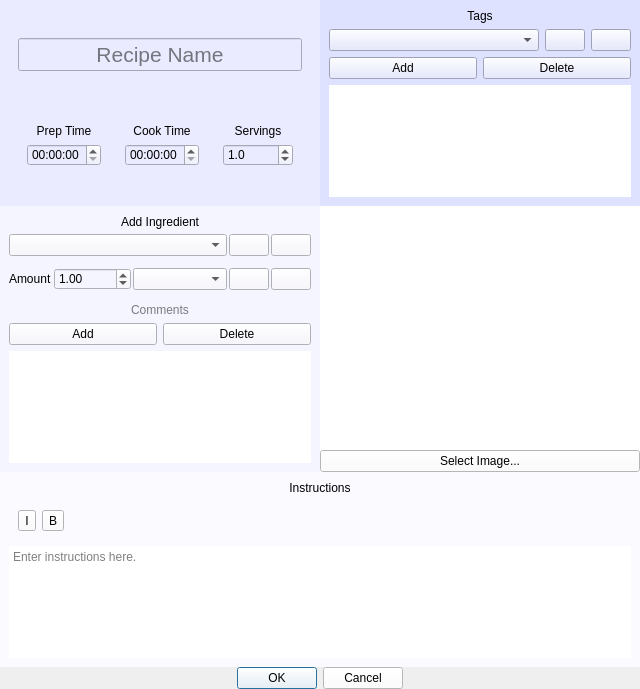
This is gui/newrecipedialog.ui in andrewlalis/RecipeDB as Qt 5 draws it before an edit. The edited form follows.
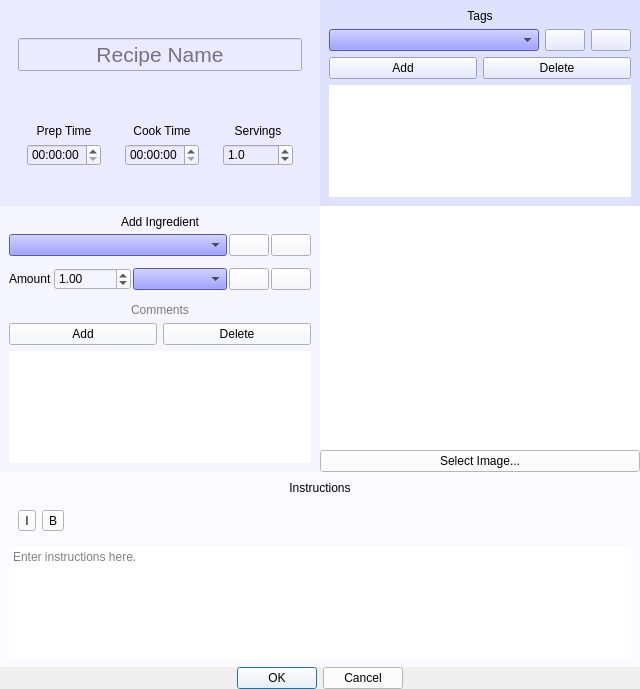
This is the edited form. Icons and pictures are not drawn. Custom widgets are drawn as their Qt base class.

```diff
--- a/gui/newrecipedialog.ui
+++ b/gui/newrecipedialog.ui
@@ -273,6 +273,12 @@
                    <verstretch>0</verstretch>
                   </sizepolicy>
                  </property>
+                 <property name="styleSheet">
+                  <string notr="true">background-color: rgb(113, 119, 255);</string>
+                 </property>
+                 <property name="insertPolicy">
+                  <enum>QComboBox::InsertAlphabetically</enum>
+                 </property>
                 </widget>
                </item>
                <item alignment="Qt::AlignRight">
@@ -459,12 +465,21 @@
                          <verstretch>0</verstretch>
                         </sizepolicy>
                        </property>
+                       <property name="styleSheet">
+                        <string notr="true">background-color: rgb(113, 119, 255);</string>
+                       </property>
                        <property name="editable">
                         <bool>false</bool>
                        </property>
                        <property name="currentText">
                         <string/>
                        </property>
+                       <property name="insertPolicy">
+                        <enum>QComboBox::InsertAlphabetically</enum>
+                       </property>
+                       <property name="frame">
+                        <bool>true</bool>
+                       </property>
                       </widget>
                      </item>
                      <item>
@@ -554,6 +569,12 @@
                          <verstretch>0</verstretch>
                         </sizepolicy>
                        </property>
+                       <property name="styleSheet">
+                        <string notr="true">background-color: rgb(113, 119, 255);</string>
+                       </property>
+                       <property name="insertPolicy">
+                        <enum>QComboBox::InsertAlphabetically</enum>
+                       </property>
                       </widget>
                      </item>
                      <item alignment="Qt::AlignRight">
```
